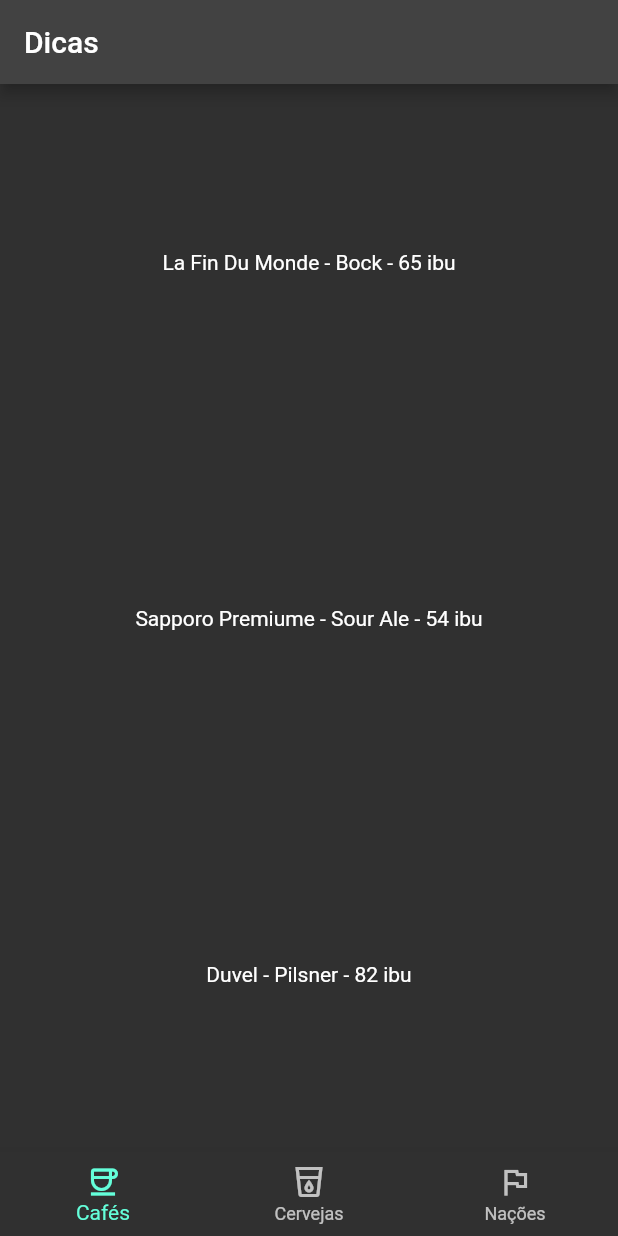
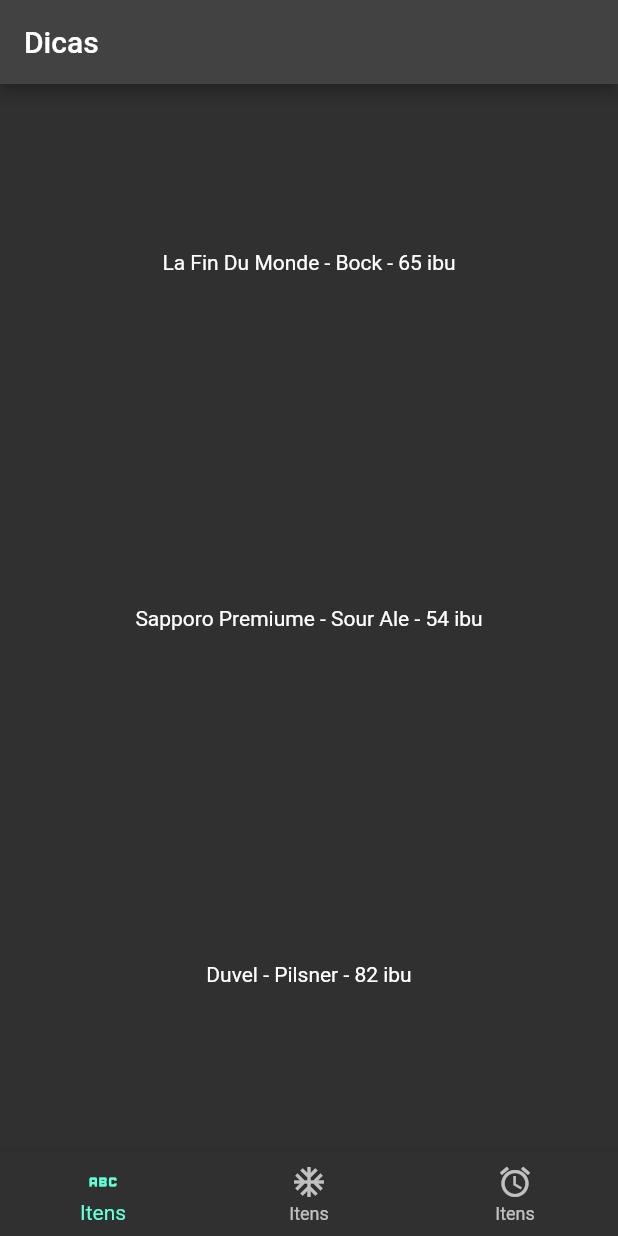
Before and after one commit to tallysdev/learning-Dart, a Flutter app: the screen it shows after launch, on a phone screen of 412 x 824 dp. Run offline on Flutter 3.47's test engine with Material 2 defaults, Android fonts, the phone set to English and light mode, and no system bars.

Commit message:
:sparkles:feat: Passing list of icons in NavBar

```diff
--- a/receita3/lib/main.dart
+++ b/receita3/lib/main.dart
@@ -21,29 +21,26 @@ class MyApp extends StatelessWidget {
             "Sapporo Premiume - Sour Ale - 54 ibu",
             "Duvel - Pilsner - 82 ibu"
           ]),
-          bottomNavigationBar: NewNavBar(),
+          bottomNavigationBar: NewNavBar(objects: const [
+            Icon(Icons.abc),
+            Icon(Icons.ac_unit),
+            Icon(Icons.access_alarm)
+          ]),
         ));
   }
 }
 
 class NewNavBar extends StatelessWidget {
-  NewNavBar();
-
-  void botaoFoiTocado(int index) {
-    print("Tocaram no botão $index");
-  }
+  List<Icon> objects;
+  NewNavBar({this.objects = const []});
 
   @override
   Widget build(BuildContext context) {
-    return BottomNavigationBar(onTap: botaoFoiTocado, items: const [
-      BottomNavigationBarItem(
-        label: "Cafés",
-        icon: Icon(Icons.coffee_outlined),
-      ),
-      BottomNavigationBarItem(
-          label: "Cervejas", icon: Icon(Icons.local_drink_outlined)),
-      BottomNavigationBarItem(label: "Nações", icon: Icon(Icons.flag_outlined))
-    ]);
+    return BottomNavigationBar(
+      items: objects
+          .map((e) => BottomNavigationBarItem(icon: e, label: "Itens"))
+          .toList(),
+    );
   }
 }
 
```
